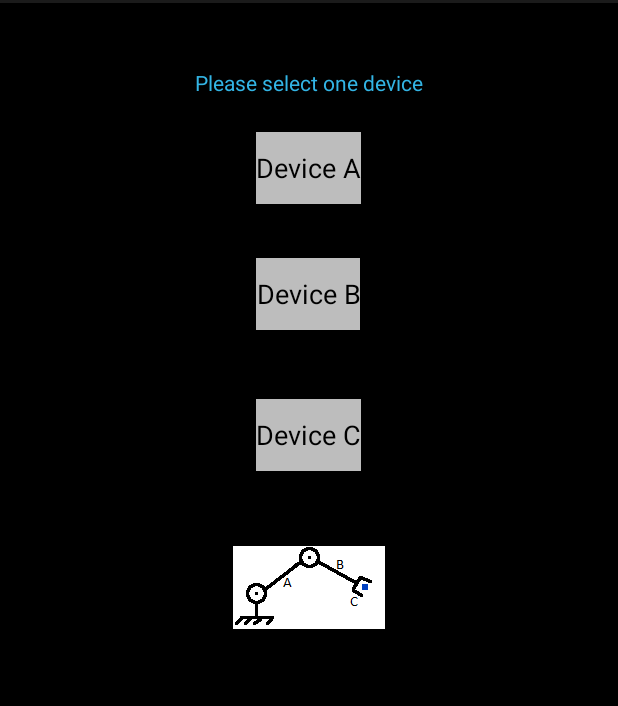
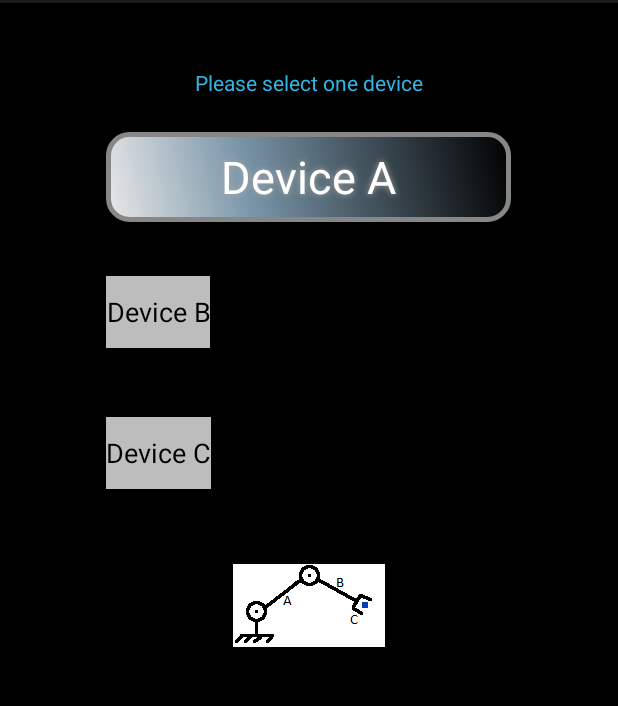
Before and after one commit to tamoxin/RobotControl, an Android app: the screen it shows after launch (MainActivity), on a phone screen of 412 x 824 dp, the part 69-775 px from its top. Run offline under Robolectric (Android 15) with nearby library versions, the phone set to English and light mode, and no system bars.

Commit message:
Nice Buttons
Trying to make the buttons look nice.

```diff
--- /dev/null
+++ b/app/src/main/res/drawable-hdpi/buttonshape.xml
@@ -0,0 +1,28 @@
+<?xml version="1.0" encoding="utf-8"?>
+<shape xmlns:android="http://schemas.android.com/apk/res/android" android:shape="rectangle" >
+    <corners
+        android:radius="14dp"
+        />
+    <gradient
+        android:angle="45"
+        android:centerX="35%"
+        android:centerColor="#7995A8"
+        android:startColor="#E8E8E8"
+        android:endColor="#000000"
+        android:type="linear"
+        />
+    <padding
+        android:left="0dp"
+        android:top="0dp"
+        android:right="0dp"
+        android:bottom="0dp"
+        />
+    <size
+        android:width="270dp"
+        android:height="60dp"
+        />
+    <stroke
+        android:width="3dp"
+        android:color="#878787"
+        />
+</shape>
--- a/app/src/main/res/layout/activity_main.xml
+++ b/app/src/main/res/layout/activity_main.xml
@@ -7,14 +7,20 @@
     android:background="@android:color/background_dark">
 
     <Button
-        android:layout_width="wrap_content"
-        android:layout_height="wrap_content"
+        android:layout_width="270dp"
+        android:layout_height="60dp"
+        android:background="@drawable/buttonshape"
+        android:shadowColor="#A8A8A8"
+        android:shadowDx="0"
+        android:shadowDy="0"
+        android:shadowRadius="5"
         android:text="@string/device_A"
+        android:textColor="#FFFFFF"
+        android:textSize="30sp"
         android:id="@+id/buttonA"
         android:layout_marginTop="23dp"
         android:layout_below="@+id/textViewMain"
         android:layout_centerHorizontal="true"
-        android:background="#ffbdbdbd"
         android:onClick="whichDeviceIsSelected" />
 
     <Button
```
